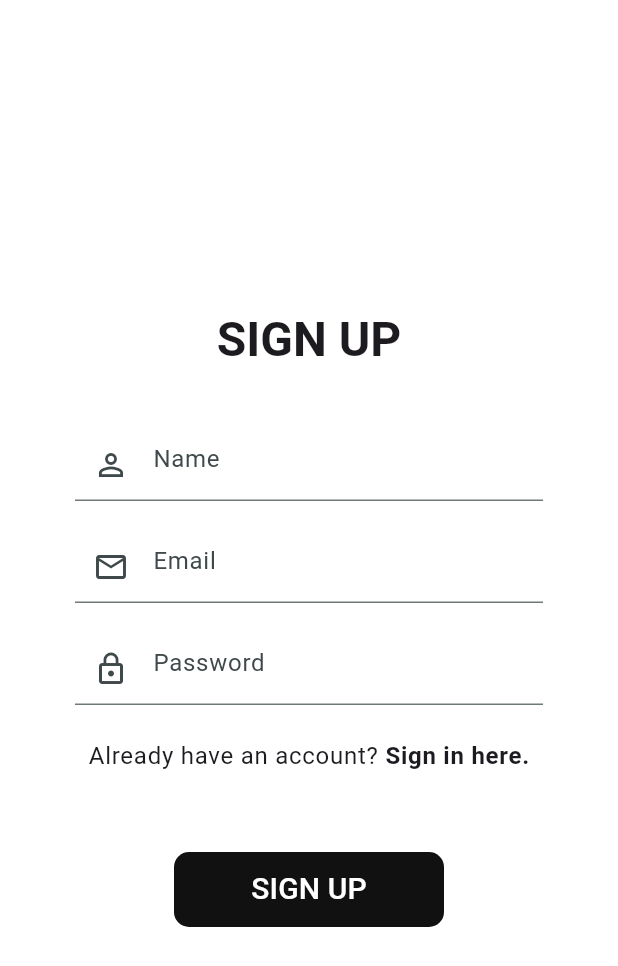
After one commit to metinilgar/ai_powered_ecommerce_app-flutter, a Flutter app: the screen it shows after launch, after a tap on "Register here.", on a phone screen of 412 x 824 dp. The commit adds this screen. Shown: the top 966 px of the screen. Run offline on Flutter 3.47's test engine with Material 3 defaults, Android fonts, the phone set to English and light mode, and no system bars; our stand-ins replace carousel_slider, flutter_riverpod, riverpod_annotation, shared_preferences; generated files the repository leaves out were written again; network calls fail.

Commit message:
Add screens and logics for user authentication

```diff
--- a/lib/main.dart
+++ b/lib/main.dart
@@ -1,6 +1,19 @@
 import 'package:ecommerce_app/src/app.dart';
+import 'package:ecommerce_app/src/utils/providers/shared_preferences_provider.dart';
 import 'package:flutter/material.dart';
+import 'package:flutter_riverpod/flutter_riverpod.dart';
+import 'package:shared_preferences/shared_preferences.dart';
 
-void main() {
-  runApp(const MainApp());
+void main() async {
+  WidgetsFlutterBinding.ensureInitialized();
+  final sharedPreferences = await SharedPreferences.getInstance();
+
+  runApp(
+    ProviderScope(
+      overrides: [
+        sharedPreferencesProvider.overrideWithValue(sharedPreferences),
+      ],
+      child: const MainApp(),
+    ),
+  );
 }
--- a/lib/src/app.dart
+++ b/lib/src/app.dart
@@ -1,12 +1,16 @@
+import 'package:ecommerce_app/src/features/authentication/presentation/controllers/auth_state_controller.dart';
+import 'package:ecommerce_app/src/features/authentication/presentation/screens/sign_in_screen.dart';
+import 'package:ecommerce_app/src/features/authentication/presentation/screens/splash_screen.dart';
 import 'package:ecommerce_app/src/features/navigation_menu/presentation/navigation_menu.dart';
 import 'package:ecommerce_app/src/utils/theme/theme.dart';
 import 'package:flutter/material.dart';
+import 'package:flutter_riverpod/flutter_riverpod.dart';
 
-class MainApp extends StatelessWidget {
+class MainApp extends ConsumerWidget {
   const MainApp({super.key});
 
   @override
-  Widget build(BuildContext context) {
+  Widget build(BuildContext context, WidgetRef ref) {
     return MaterialApp(
       debugShowCheckedModeBanner: false,
 
@@ -16,7 +20,17 @@ class MainApp extends StatelessWidget {
       // Dark theme
       darkTheme: KAppTheme.kDarkTheme,
 
-      home: const NavigationMenu(),
+      home: ref.watch(authStateControllerProvider).when(
+            data: (isLoggedIn) {
+              if (isLoggedIn) {
+                return const NavigationMenu();
+              } else {
+                return const SignInScreen();
+              }
+            },
+            loading: () => const SplashScreen(),
+            error: (error, _) => const SignInScreen(),
+          ),
     );
   }
 }
--- /dev/null
+++ b/lib/src/features/authentication/presentation/controllers/auth_state_controller.dart
@@ -0,0 +1,63 @@
+import 'package:ecommerce_app/src/utils/providers/shared_preferences_provider.dart';
+import 'package:riverpod_annotation/riverpod_annotation.dart';
+
+part 'auth_state_controller.g.dart';
+
+@riverpod
+class AuthStateController extends _$AuthStateController {
+  @override
+  FutureOr<bool> build() {
+    final preferences = ref.read(sharedPreferencesProvider);
+    return preferences.getBool('isLoggedIn') ?? false;
+  }
+
+  Future<bool> loginUser(
+      {required String email, required String password}) async {
+    try {
+      // final preferences = ref.read(sharedPreferencesProvider);
+
+      // final data =
+      //     await ref.read(authRepositoryProvider).login(email, password);
+
+      // await preferences.setString("userId", data.userId.toString());
+      // await preferences.setBool("isLoggedIn", true);
+
+      // ref.invalidateSelf();
+      return true;
+    } catch (e) {
+      state = AsyncValue.error(e, StackTrace.current);
+      return false;
+    }
+  }
+
+  Future<bool> createAccount({
+    required String email,
+    required String password,
+    required String name,
+  }) async {
+    try {
+      // final preferences = ref.read(sharedPreferencesProvider);
+
+      // final data = await ref
+      //     .read(authRepositoryProvider)
+      //     .register(name , password, email);
+
+      // await preferences.setString("userId", data.userId.toString());
+      // await preferences.setBool("isLoggedIn", true);
+
+      // ref.invalidateSelf();
+      return true;
+    } catch (e) {
+      state = AsyncValue.error(e.toString(), StackTrace.current);
+      return false;
+    }
+  }
+
+  void logoutUser() {
+    // final preferences = ref.read(sharedPreferencesProvider);
+
+    // preferences.clear();
+
+    // ref.invalidateSelf();
+  }
+}
--- /dev/null
+++ b/lib/src/features/authentication/presentation/controllers/validation_controller.dart
@@ -0,0 +1,45 @@
+import 'package:riverpod_annotation/riverpod_annotation.dart';
+
+part 'validation_controller.g.dart';
+
+@riverpod
+class ValidationController extends _$ValidationController {
+  @override
+  void build() {
+    return;
+  }
+
+  // Name validation method
+  String? nameValidation(String? name) {
+    if (name == null || name.isEmpty || name.length < 3) {
+      return "Please enter a valid name.";
+    }
+    return null;
+  }
+
+  // Email validation method
+  String? emailValidation(String? email) {
+    if (email == null ||
+        email.isEmpty ||
+        !email.contains("@") ||
+        !email.contains(".") ||
+        email.length < 5) {
+      return "Please enter a valid email address.";
+    }
+    return null;
+  }
+
+  // Password validation method
+  String? passwordValidation(String? password) {
+    if (password == null ||
+        password.isEmpty ||
+        password.length < 8 ||
+        password.contains(RegExp(r'[A-Z]')) == false ||
+        password.contains(RegExp(r'[a-z]')) == false ||
+        password.contains(RegExp(r'[0-9]')) == false ||
+        password.contains(RegExp(r'[!@#$%^&*(),.?":{}|<>]')) == false) {
+      return "Please enter a valid password";
+    }
+    return null;
+  }
+}
--- /dev/null
+++ b/lib/src/features/authentication/presentation/screens/sign_in_screen.dart
@@ -0,0 +1,133 @@
+import 'package:ecommerce_app/src/features/authentication/presentation/controllers/auth_state_controller.dart';
+import 'package:ecommerce_app/src/features/authentication/presentation/controllers/validation_controller.dart';
+import 'package:ecommerce_app/src/features/authentication/presentation/screens/sign_up_screen.dart';
+import 'package:ecommerce_app/src/features/navigation_menu/presentation/navigation_menu.dart';
+import 'package:flutter/material.dart';
+import 'package:flutter_riverpod/flutter_riverpod.dart';
+
+class SignInScreen extends ConsumerWidget {
+  const SignInScreen({super.key});
+
+  @override
+  Widget build(BuildContext context, WidgetRef ref) {
+    final formKey = GlobalKey<FormState>();
+    final validation = ref.read(validationControllerProvider.notifier);
+
+    String? email;
+    String? password;
+
+    // ref.listen<AsyncValue>(authControllerProvider, (_, state) {
+    //   state.showAlertDialogOnError(context);
+    // });
+
+    return Scaffold(
+      body: Center(
+        child: SingleChildScrollView(
+          child: Padding(
+            padding: const EdgeInsets.symmetric(horizontal: 50),
+            child: Form(
+              key: formKey,
+              child: Column(
+                children: [
+                  // Text for sign in
+                  Text(
+                    "SIGN IN",
+                    style: Theme.of(context).textTheme.headlineLarge!.copyWith(
+                          fontWeight: FontWeight.bold,
+                        ),
+                  ),
+                  const SizedBox(height: 40),
+
+                  // TextFormField for email
+                  TextFormField(
+                    decoration: const InputDecoration(
+                      hintText: 'Email',
+                      prefixIcon: Icon(Icons.person_outline),
+                    ),
+                    validator: (value) => validation.emailValidation(value),
+                    onSaved: (value) => email = value,
+                  ),
+                  const SizedBox(height: 20),
+
+                  // TextFormField for password
+                  TextFormField(
+                    obscureText: true,
+                    decoration: const InputDecoration(
+                      hintText: 'Password',
+                      prefixIcon: Icon(Icons.lock_outline),
+                    ),
+                    validator: (value) => validation.passwordValidation(value),
+                    onSaved: (value) => password = value,
+                  ),
+                  const SizedBox(height: 10),
+
+                  // TextButton for register
+                  Row(
+                    mainAxisAlignment: MainAxisAlignment.center,
+                    children: [
+                      Text(
+                        "Don't have an account? ",
+                        style: Theme.of(context).textTheme.bodyLarge,
+                      ),
+                      TextButton(
+                        onPressed: () => Navigator.of(context).pushReplacement(
+                          MaterialPageRoute(
+                            builder: (context) => const SignUpScreen(),
+                          ),
+                        ),
+                        style: TextButton.styleFrom(
+                          minimumSize: const Size(0, 0),
+                          padding: const EdgeInsets.all(0),
+                        ),
+                        child: Text(
+                          'Register here.',
+                          style: Theme.of(context)
+                              .textTheme
+                              .bodyLarge!
+                              .copyWith(fontWeight: FontWeight.bold),
+                        ),
+                      ),
+                    ],
+                  ),
+                  const SizedBox(height: 40),
+
+                  // ElevatedButton for sign in
+                  ElevatedButton(
+                    onPressed: () async {
+                      if (formKey.currentState!.validate()) {
+                        formKey.currentState!.save();
+
+                        final loginStatus = await ref
+                            .read(authStateControllerProvider.notifier)
+                            .loginUser(
+                              email: email!,
+                              password: password!,
+                            );
+
+                        if (loginStatus && context.mounted) {
+                          Navigator.of(context).pushAndRemoveUntil(
+                            MaterialPageRoute(
+                              builder: (context) => const NavigationMenu(),
+                            ),
+                            (route) => false,
+                          );
+                        }
+                      }
+                    },
+                    style: ElevatedButton.styleFrom(
+                      minimumSize: const Size(180, 50),
+                    ),
+                    child: const Text(
+                      'SIGN IN',
+                      style: TextStyle(fontSize: 18),
+                    ),
+                  ),
+                ],
+              ),
+            ),
+          ),
+        ),
+      ),
+    );
+  }
+}
--- /dev/null
+++ b/lib/src/features/authentication/presentation/screens/sign_up_screen.dart
@@ -0,0 +1,149 @@
+import 'package:ecommerce_app/src/features/authentication/presentation/controllers/auth_state_controller.dart';
+import 'package:ecommerce_app/src/features/authentication/presentation/controllers/validation_controller.dart';
+import 'package:ecommerce_app/src/features/authentication/presentation/screens/sign_in_screen.dart';
+import 'package:ecommerce_app/src/features/navigation_menu/presentation/navigation_menu.dart';
+import 'package:flutter/material.dart';
+import 'package:flutter_riverpod/flutter_riverpod.dart';
+
+class SignUpScreen extends ConsumerWidget {
+  const SignUpScreen({super.key});
+
+  @override
+  Widget build(BuildContext context, WidgetRef ref) {
+    final formKey = GlobalKey<FormState>();
+    final validation = ref.read(validationControllerProvider.notifier);
+    String? email;
+    String? password;
+    String? name;
+
+    // ref.listen<AsyncValue>(authControllerProvider, (_, state) {
+    //   state.showAlertDialogOnError(context);
+    // });
+
+    return Scaffold(
+      body: Center(
+          child: SingleChildScrollView(
+        child: Padding(
+          padding: const EdgeInsets.symmetric(horizontal: 50),
+          child: Form(
+            key: formKey,
+            child: Column(
+              children: [
+                // Text for sign up
+                Text(
+                  "SIGN UP",
+                  style: Theme.of(context).textTheme.headlineLarge!.copyWith(
+                        fontWeight: FontWeight.bold,
+                      ),
+                ),
+                const SizedBox(height: 40),
+
+                // TextFormField for email
+                TextFormField(
+                  decoration: const InputDecoration(
+                    hintText: 'Name',
+                    prefixIcon: Icon(Icons.person_outline),
+                  ),
+                  validator: (value) => validation.nameValidation(value),
+                  onSaved: (value) => name = value,
+                ),
+                const SizedBox(height: 20),
+
+                // TextFormField for password
+                TextFormField(
+                  decoration: const InputDecoration(
+                    hintText: 'Email',
+                    prefixIcon: Icon(Icons.email_outlined),
+                  ),
+                  validator: (value) => validation.emailValidation(value),
+                  onSaved: (value) => email = value,
+                ),
+                const SizedBox(height: 20),
+
+                // TextFormField for confirm password
+                TextFormField(
+                  obscureText: true,
+                  decoration: const InputDecoration(
+                    hintText: 'Password',
+                    prefixIcon: Icon(Icons.lock_outline),
+                  ),
+                  validator: (value) => validation.passwordValidation(value),
+                  onSaved: (value) => password = value,
+                ),
+                const SizedBox(height: 10),
+
+                // TextButton for sign in
+                Row(
+                  mainAxisAlignment: MainAxisAlignment.center,
+                  children: [
+                    Text(
+                      "Already have an account? ",
+                      style: Theme.of(context).textTheme.bodyLarge,
+                    ),
+                    TextButton(
+                      onPressed: () => Navigator.of(context).pushReplacement(
+                        MaterialPageRoute(
+                          builder: (context) => const SignInScreen(),
+                        ),
+                      ),
+                      style: TextButton.styleFrom(
+                        minimumSize: const Size(0, 0),
+                        padding: const EdgeInsets.all(0),
+                      ),
+                      child: Text(
+                        'Sign in here.',
+                        style: Theme.of(context).textTheme.bodyLarge!.copyWith(
+                              fontWeight: FontWeight.bold,
+                            ),
+                      ),
+                    ),
+                  ],
+                ),
+
+                const SizedBox(height: 40),
+
+                // ElevatedButton for sign up
+                ElevatedButton(
+                  onPressed: () async {
+                    if (formKey.currentState!.validate()) {
+                      formKey.currentState!.save();
+
+                      final status = await ref
+                          .read(authStateControllerProvider.notifier)
+                          .createAccount(
+                            email: email!,
+                            password: password!,
+                            name: name!,
+                          );
+
+                      if (status && context.mounted) {
+                        ScaffoldMessenger.of(context).showSnackBar(
+                          const SnackBar(
+                            content: Text("Account created successfully"),
+                          ),
+                        );
+                        Navigator.of(context).pushAndRemoveUntil(
+                          MaterialPageRoute(
+                            builder: (context) => const NavigationMenu(),
+                          ),
+                          (route) => false,
+                        );
+                      }
+                    }
+                  },
+                  style: ElevatedButton.styleFrom(
+                    minimumSize: const Size(180, 50),
+                  ),
+                  child: const Text(
+                    'SIGN UP',
+                    style: TextStyle(fontSize: 20),
+                  ),
+                ),
+              ],
+            ),
+          ),
+        ),
+      )),
+    );
+  }
+}
--- /dev/null
+++ b/lib/src/features/authentication/presentation/screens/splash_screen.dart
@@ -0,0 +1,18 @@
+import 'package:flutter/material.dart';
+
+class SplashScreen extends StatelessWidget {
+  const SplashScreen({super.key});
+
+  @override
+  Widget build(BuildContext context) {
+    return const Scaffold(
+      body: Center(
+        child: SizedBox(
+          height: 150,
+          width: 150,
+          child: Placeholder(),
+        ),
+      ),
+    );
+  }
+}
--- a/lib/src/features/home/presentation/horizontal_categories_list.dart
+++ b/lib/src/features/home/presentation/horizontal_categories_list.dart
@@ -32,7 +32,7 @@ class HorizontalCategoriesList extends StatelessWidget {
               style: ElevatedButton.styleFrom(
                 elevation: 0,
                 shape: RoundedRectangleBorder(
-                  borderRadius: BorderRadius.circular(20.0),
+                  borderRadius: BorderRadius.circular(16.0),
                 ),
               ),
               child: Text(categories[index]),
--- a/lib/src/features/navigation_menu/presentation/navigation_menu.dart
+++ b/lib/src/features/navigation_menu/presentation/navigation_menu.dart
@@ -75,7 +75,7 @@ class _NavigationMenuState extends State<NavigationMenu> {
                         ),
                         onPressed: () {
                           Navigator.of(context).push(MaterialPageRoute(
-                            builder: (context) => SuggestionScreen(),
+                            builder: (context) => const SuggestionScreen(),
                           ));
                         },
                       ),
--- /dev/null
+++ b/lib/src/utils/providers/shared_preferences_provider.dart
@@ -0,0 +1,10 @@
+import 'package:flutter_riverpod/flutter_riverpod.dart';
+import 'package:shared_preferences/shared_preferences.dart';
+import 'package:riverpod_annotation/riverpod_annotation.dart';
+
+part 'shared_preferences_provider.g.dart';
+
+@riverpod
+SharedPreferences sharedPreferences(Ref ref) {
+  throw UnimplementedError();
+}
--- /dev/null
+++ b/lib/src/utils/theme/custom_theme/elevated_button_theme.dart
@@ -0,0 +1,46 @@
+import 'package:ecommerce_app/src/utils/constants/colors.dart';
+import 'package:flutter/material.dart';
+
+class KElevatedButtonTheme {
+  KElevatedButtonTheme._();
+
+  // Light ElevatedButtonTheme
+  static ElevatedButtonThemeData kLightElevatedButtonTheme =
+      ElevatedButtonThemeData(
+    style: ElevatedButton.styleFrom(
+      // Shape
+      shape: const RoundedRectangleBorder(
+        borderRadius: BorderRadius.all(
+          Radius.circular(10),
+        ),
+      ),
+
+      // Elevation
+      elevation: 0,
+
+      // Colors
+      backgroundColor: KColors.kDarkColor,
+      foregroundColor: KColors.kLightColor,
+    ),
+  );
+
+  // Dark ElevatedButtonTheme
+  static ElevatedButtonThemeData kDarkElevatedButtonTheme =
+      ElevatedButtonThemeData(
+    style: ElevatedButton.styleFrom(
+      // Shape
+      shape: const RoundedRectangleBorder(
+        borderRadius: BorderRadius.all(
+          Radius.circular(10),
+        ),
+      ),
+
+      // Elevation
+      elevation: 0,
+
+      // Colors
+      backgroundColor: KColors.kLightColor,
+      foregroundColor: KColors.kDarkColor,
+    ),
+  );
+}
--- a/lib/src/utils/theme/theme.dart
+++ b/lib/src/utils/theme/theme.dart
@@ -1,5 +1,6 @@
 import 'package:ecommerce_app/src/utils/constants/colors.dart';
 import 'package:ecommerce_app/src/utils/theme/custom_theme/app_bar_theme.dart';
+import 'package:ecommerce_app/src/utils/theme/custom_theme/elevated_button_theme.dart';
 import 'package:ecommerce_app/src/utils/theme/custom_theme/navigation_bar_theme.dart';
 import 'package:flutter/material.dart';
 
@@ -22,6 +23,9 @@ class KAppTheme {
 
     // Navigation bar theme
     navigationBarTheme: KNavigationBarTheme.kLightNavigationBarTheme,
+
+    // ElevatedButton theme
+    elevatedButtonTheme: KElevatedButtonTheme.kLightElevatedButtonTheme,
   );
 
   // Dark theme
@@ -40,5 +44,8 @@ class KAppTheme {
 
     // Navigation bar theme
     navigationBarTheme: KNavigationBarTheme.kDarkNavigationBarTheme,
+
+    // ElevatedButton theme
+    elevatedButtonTheme: KElevatedButtonTheme.kDarkElevatedButtonTheme,
   );
 }
--- a/pubspec.yaml
+++ b/pubspec.yaml
@@ -14,6 +14,7 @@ dependencies:
   flutter_riverpod: ^2.6.1
   riverpod_annotation: ^2.6.1
   dio: ^5.7.0
+  shared_preferences: ^2.3.3
 
 dev_dependencies:
   flutter_test:
```
Also changed, not shown: lib/src/features/authentication/presentation/controllers/auth_state_controller.g.dart (added), lib/src/features/authentication/presentation/controllers/validation_controller.g.dart (added), lib/src/utils/providers/shared_preferences_provider.g.dart (added), pubspec.lock.
